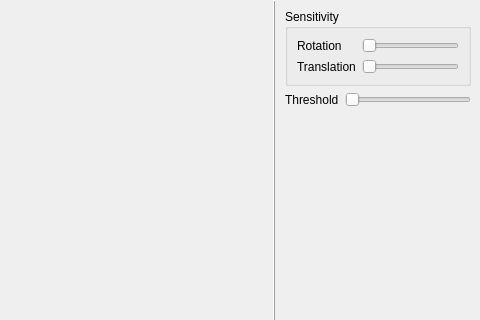
Qt form software/utilities/monitor/cube_control.ui (ioces/haptick) before a commit; both pictures show x 236 to 716 and y 0 to 320 of the 716 by 450 pixel window.
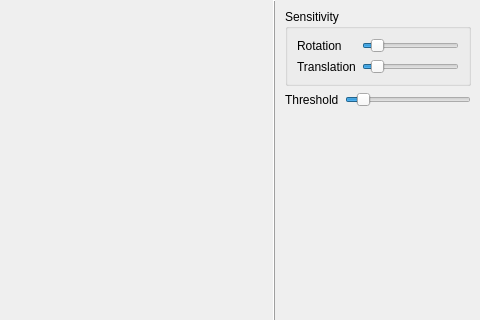
The same form after that commit. Custom widgets are drawn as their Qt base class.

Commit message: Set default slider positions

The edit to the form file:
```diff
--- a/software/utilities/monitor/cube_control.ui
+++ b/software/utilities/monitor/cube_control.ui
@@ -84,6 +84,9 @@
         </item>
         <item row="0" column="1">
          <widget class="QSlider" name="rotationSlider">
+          <property name="sliderPosition">
+           <number>10</number>
+          </property>
           <property name="orientation">
            <enum>Qt::Horizontal</enum>
           </property>
@@ -98,6 +101,9 @@
         </item>
         <item row="1" column="1">
          <widget class="QSlider" name="translationSlider">
+          <property name="sliderPosition">
+           <number>10</number>
+          </property>
           <property name="orientation">
            <enum>Qt::Horizontal</enum>
           </property>
@@ -117,6 +123,9 @@
        </item>
        <item row="0" column="1">
         <widget class="QSlider" name="thresholdSlider">
+         <property name="sliderPosition">
+          <number>10</number>
+         </property>
          <property name="orientation">
           <enum>Qt::Horizontal</enum>
          </property>
```
